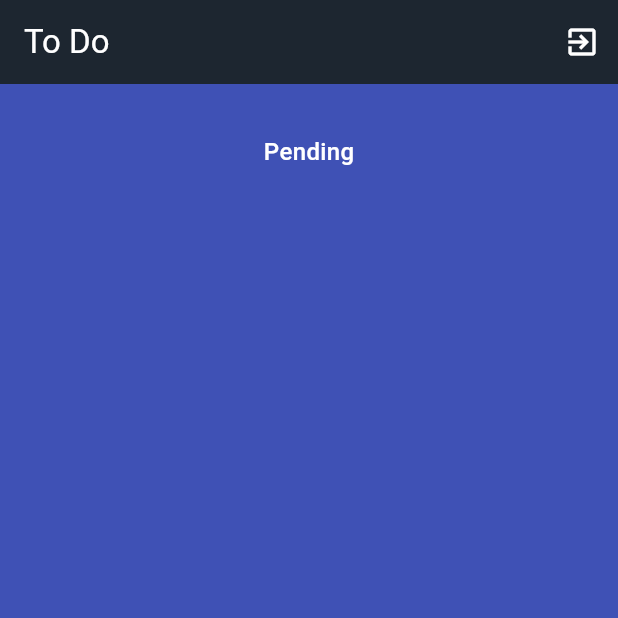
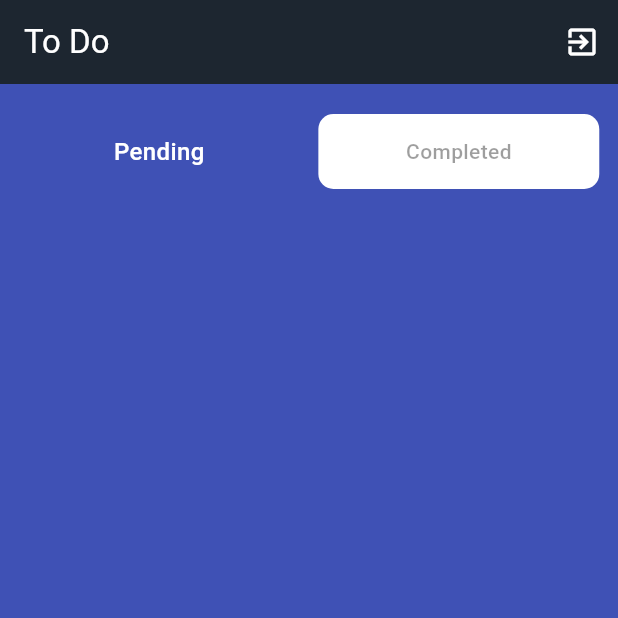
Before and after one commit to fertz24/TaDoneApp, a Flutter app: the HomeVista screen opened directly, on a phone screen of 412 x 824 dp, the top half of it. Run offline on Flutter 3.47's test engine with Material 3 defaults, Android fonts, the phone set to English and light mode, and no system bars; our stand-ins replace firebase_auth, firebase_core; accounts and stored records are empty.

Commit message:
boton de tareas completadas

```diff
--- a/lib/vista/home_vista.dart
+++ b/lib/vista/home_vista.dart
@@ -52,6 +52,7 @@ class _HomeVistaState extends State<HomeVista> {
               mainAxisAlignment: MainAxisAlignment.spaceEvenly,
               children: [
                 InkWell( //InkWell detecta movimientos tactiles (como una animacion para cuando el usuario interactue con el boton)
+                  borderRadius: BorderRadius.circular(10),
                   onTap: () {
                     setState(() {
                       _botonIndice = 0; //cuando se presiona el boton para tareas pendientes, el indice cambia a 0
@@ -77,12 +78,45 @@ class _HomeVistaState extends State<HomeVista> {
                       ),
                     ),
                   ),
+                ),
+
+                //boton de tareas completadas
+                InkWell( //InkWell detecta movimientos tactiles (como una animacion para cuando el usuario interactue con el boton)
+                  borderRadius: BorderRadius.circular(10),
+                  onTap: () {
+                    setState(() {
+                      _botonIndice = 1; //cuando se presiona el boton para tareas completadas, el indice cambia a 1
+                    });
+                  },
+                  child: Container( //estilo del boton
+                    height: 50,
+                    width: MediaQuery.of(context).size.width / 2.2,
+                    decoration: BoxDecoration(
+                      color: _botonIndice == 1 ? Colors.indigo : Colors.white, //si es 1 (activo) entonces es color Indigo sino entonces sera color blanco
+                      borderRadius: BorderRadius.circular(10),
+                    ),
+                    child: Center( //texto del boton con un estilo (si esta seleccionado)
+                      child: Text(
+                        "Completed",
+                        style: TextStyle(
+                          fontSize: _botonIndice == 1 ? 16 : 14, //si el boton es 1 entonces la fuente sera de tamaño 16 sino tamaño 14
+                          //para resaltar el boton cuando esta activo
+                          fontWeight: FontWeight.w500,
+                          color:
+                              _botonIndice == 1 ? Colors.white : Colors.black38, //si el boton es 1 (activo) el texto es blanco sino sera gris oscuro
+                        ),
+                      ),
+                    ),
+                  ),
                 )
               ],
-            )
+            ),
+            SizedBox(height: 30),
+            _widgets[_botonIndice],
           ],
         ),
       ),
+
     );
   }
 }
```
